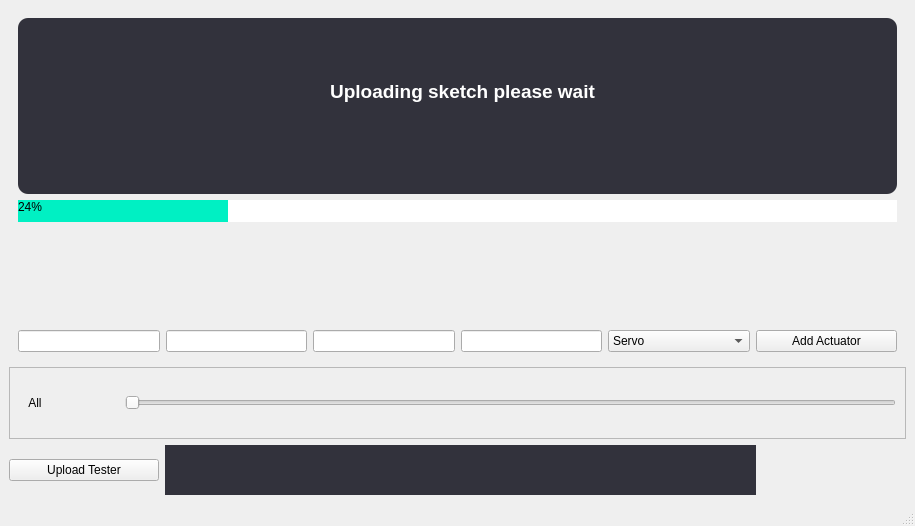
Qt form Ui/ActuatorUi.ui (OrionAerospaceYT/SideKick) before a commit.
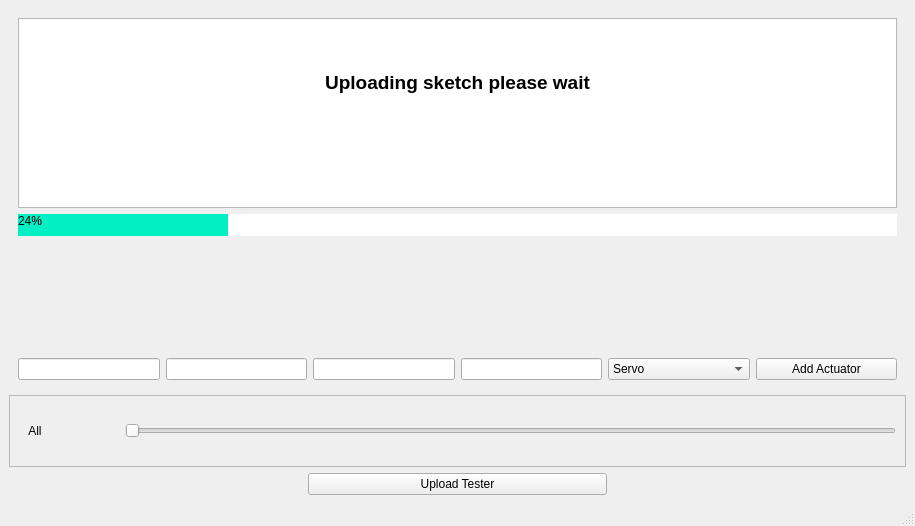
The same form after that commit. Icons and pictures are not drawn.

Commit message: Actuator UI is resizable

What changed in the file:
```diff
--- a/Ui/ActuatorUi.ui
+++ b/Ui/ActuatorUi.ui
@@ -59,32 +59,17 @@
        <item>
         <widget class="QTextBrowser" name="textBrowser">
          <property name="styleSheet">
-          <string notr="true">/*General Styling*/
-* {
-  
-  font: 10pt &quot;Roboto &quot;;
-  font-size: 14px;
-  background-color: #32323C;
-  color: #FFFFFF;
-}
-
-/*Text Box Styling*/
-QTextBrowser {
-  border: none; 
-  padding-left:10px; 
-  padding-top:10px;
-  border-radius: 10px;
-}</string>
+          <string notr="true"/>
          </property>
          <property name="html">
           <string>&lt;!DOCTYPE HTML PUBLIC &quot;-//W3C//DTD HTML 4.0//EN&quot; &quot;http://www.w3.org/TR/REC-html40/strict.dtd&quot;&gt;
 &lt;html&gt;&lt;head&gt;&lt;meta name=&quot;qrichtext&quot; content=&quot;1&quot; /&gt;&lt;style type=&quot;text/css&quot;&gt;
 p, li { white-space: pre-wrap; }
-&lt;/style&gt;&lt;/head&gt;&lt;body style=&quot; font-family:'Roboto '; font-size:14px; font-weight:400; font-style:normal;&quot;&gt;
-&lt;p style=&quot;-qt-paragraph-type:empty; margin-top:0px; margin-bottom:0px; margin-left:0px; margin-right:0px; -qt-block-indent:0; text-indent:0px;&quot;&gt;&lt;br /&gt;&lt;/p&gt;
-&lt;p style=&quot;-qt-paragraph-type:empty; margin-top:0px; margin-bottom:0px; margin-left:0px; margin-right:0px; -qt-block-indent:0; text-indent:0px;&quot;&gt;&lt;br /&gt;&lt;/p&gt;
-&lt;p style=&quot;-qt-paragraph-type:empty; margin-top:0px; margin-bottom:0px; margin-left:0px; margin-right:0px; -qt-block-indent:0; text-indent:0px;&quot;&gt;&lt;br /&gt;&lt;/p&gt;
-&lt;p align=&quot;center&quot; style=&quot; margin-top:0px; margin-bottom:0px; margin-left:0px; margin-right:0px; -qt-block-indent:0; text-indent:0px;&quot;&gt;&lt;span style=&quot; font-size:14pt; font-weight:600;&quot;&gt;Uploading sketch please wait&lt;/span&gt;&lt;/p&gt;&lt;/body&gt;&lt;/html&gt;</string>
+&lt;/style&gt;&lt;/head&gt;&lt;body style=&quot; font-family:'MS Shell Dlg 2'; font-size:8.25pt; font-weight:400; font-style:normal;&quot;&gt;
+&lt;p style=&quot;-qt-paragraph-type:empty; margin-top:0px; margin-bottom:0px; margin-left:0px; margin-right:0px; -qt-block-indent:0; text-indent:0px; font-family:'Roboto '; font-size:14px;&quot;&gt;&lt;br /&gt;&lt;/p&gt;
+&lt;p style=&quot;-qt-paragraph-type:empty; margin-top:0px; margin-bottom:0px; margin-left:0px; margin-right:0px; -qt-block-indent:0; text-indent:0px; font-family:'Roboto '; font-size:14px;&quot;&gt;&lt;br /&gt;&lt;/p&gt;
+&lt;p style=&quot;-qt-paragraph-type:empty; margin-top:0px; margin-bottom:0px; margin-left:0px; margin-right:0px; -qt-block-indent:0; text-indent:0px; font-family:'Roboto '; font-size:14px;&quot;&gt;&lt;br /&gt;&lt;/p&gt;
+&lt;p align=&quot;center&quot; style=&quot; margin-top:0px; margin-bottom:0px; margin-left:0px; margin-right:0px; -qt-block-indent:0; text-indent:0px;&quot;&gt;&lt;span style=&quot; font-family:'Roboto '; font-size:14pt; font-weight:600;&quot;&gt;Uploading sketch please wait&lt;/span&gt;&lt;/p&gt;&lt;/body&gt;&lt;/html&gt;</string>
          </property>
         </widget>
        </item>
@@ -131,21 +116,49 @@
      <widget class="QFrame" name="options_widget">
       <layout class="QHBoxLayout" name="temp">
        <item>
-        <widget class="QLineEdit" name="name"/>
+        <widget class="QLineEdit" name="name">
+         <property name="sizePolicy">
+          <sizepolicy hsizetype="Expanding" vsizetype="Ignored">
+           <horstretch>0</horstretch>
+           <verstretch>0</verstretch>
+          </sizepolicy>
+         </property>
+        </widget>
        </item>
        <item>
-        <widget class="QLineEdit" name="pin"/>
+        <widget class="QLineEdit" name="pin">
+         <property name="sizePolicy">
+          <sizepolicy hsizetype="Expanding" vsizetype="Ignored">
+           <horstretch>0</horstretch>
+           <verstretch>0</verstretch>
+          </sizepolicy>
+         </property>
+        </widget>
        </item>
        <item>
-        <widget class="QLineEdit" name="min"/>
+        <widget class="QLineEdit" name="min">
+         <property name="sizePolicy">
+          <sizepolicy hsizetype="Expanding" vsizetype="Ignored">
+           <horstretch>0</horstretch>
+           <verstretch>0</verstretch>
+          </sizepolicy>
+         </property>
+        </widget>
        </item>
        <item>
-        <widget class="QLineEdit" name="max"/>
+        <widget class="QLineEdit" name="max">
+         <property name="sizePolicy">
+          <sizepolicy hsizetype="Expanding" vsizetype="Ignored">
+           <horstretch>0</horstretch>
+           <verstretch>0</verstretch>
+          </sizepolicy>
+         </property>
+        </widget>
        </item>
        <item>
         <widget class="QComboBox" name="type">
          <property name="sizePolicy">
-          <sizepolicy hsizetype="Expanding" vsizetype="Fixed">
+          <sizepolicy hsizetype="Expanding" vsizetype="Ignored">
            <horstretch>0</horstretch>
            <verstretch>0</verstretch>
           </sizepolicy>
@@ -165,7 +178,7 @@
        <item>
         <widget class="QPushButton" name="add">
          <property name="sizePolicy">
-          <sizepolicy hsizetype="Expanding" vsizetype="Fixed">
+          <sizepolicy hsizetype="Expanding" vsizetype="Preferred">
            <horstretch>0</horstretch>
            <verstretch>0</verstretch>
           </sizepolicy>
@@ -229,17 +242,30 @@
     </item>
     <item>
      <layout class="QHBoxLayout" name="horizontalLayout_6">
+      <item>
+       <spacer name="horizontalSpacer">
+        <property name="orientation">
+         <enum>Qt::Horizontal</enum>
+        </property>
+        <property name="sizeHint" stdset="0">
+         <size>
+          <width>40</width>
+          <height>20</height>
+         </size>
+        </property>
+       </spacer>
+      </item>
       <item>
        <widget class="QPushButton" name="upload">
         <property name="sizePolicy">
-         <sizepolicy hsizetype="Maximum" vsizetype="Maximum">
+         <sizepolicy hsizetype="Expanding" vsizetype="Preferred">
           <horstretch>0</horstretch>
           <verstretch>0</verstretch>
          </sizepolicy>
         </property>
         <property name="maximumSize">
          <size>
-          <width>150</width>
+          <width>16777215</width>
           <height>16777215</height>
          </size>
         </property>
@@ -252,38 +278,13 @@
        </widget>
       </item>
       <item>
-       <widget class="QLabel" name="logo">
-        <property name="minimumSize">
-         <size>
-          <width>0</width>
-          <height>50</height>
-         </size>
-        </property>
-        <property name="styleSheet">
-         <string notr="true">QLabel#logo{
-  background-color: #32323C;
-  image: url(Ui/SideKick_Logo.png);
-  width:100px;
-  height:50px;
-}
-</string>
-        </property>
-        <property name="text">
-         <string/>
-        </property>
-       </widget>
-      </item>
-      <item>
-       <spacer name="horizontalSpacer">
+       <spacer name="horizontalSpacer_2">
         <property name="orientation">
          <enum>Qt::Horizontal</enum>
         </property>
-        <property name="sizeType">
-         <enum>QSizePolicy::Minimum</enum>
-        </property>
         <property name="sizeHint" stdset="0">
          <size>
-          <width>150</width>
+          <width>40</width>
           <height>20</height>
          </size>
         </property>
```
Left out of the diff: 2 changed lines with no effect on the pictures. The commit also changes 6 other files.
